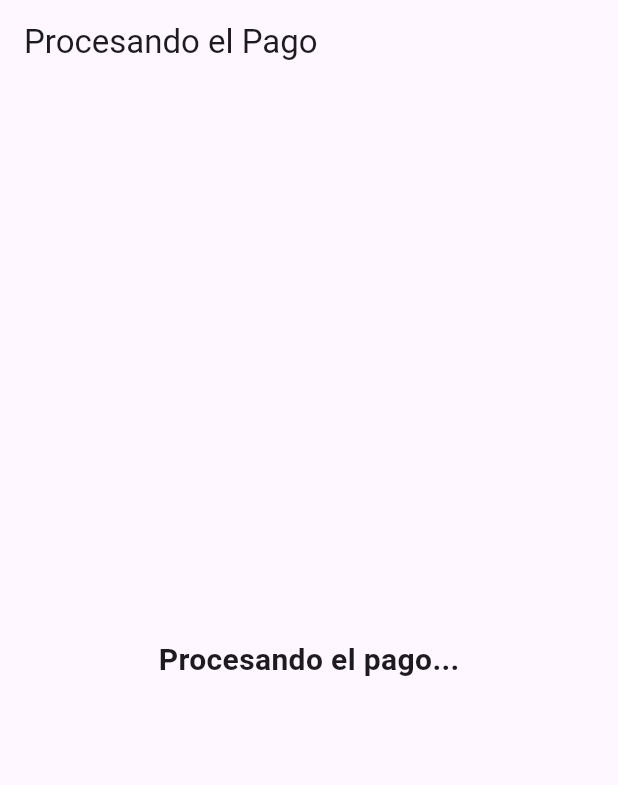
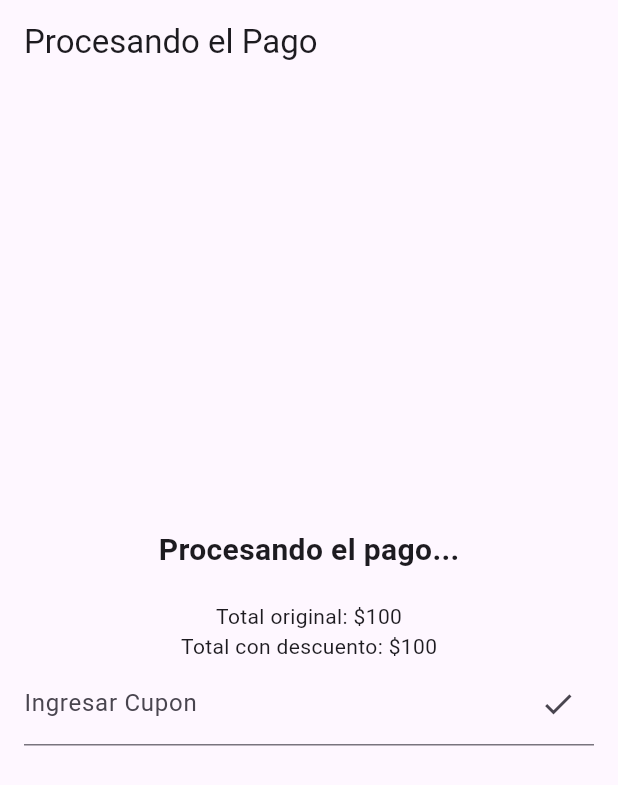
Before and after one commit to naranjaFanta/tp3_appnike, a Flutter app: the PaymentScreen screen opened by its route, on a phone screen of 412 x 824 dp. Shown: the top 785 px of the screen. Run offline on Flutter 3.47's test engine with Material 3 defaults, Android fonts, the phone set to English and light mode, and no system bars; our stand-ins replace cloud_firestore, firebase_auth, firebase_core, flutter_riverpod, go_router; accounts and stored records are empty.

Commit message:
Corrijo nombre de payment_screen y agrego input de cupones

```diff
--- a/lib/core/app_router.dart
+++ b/lib/core/app_router.dart
@@ -3,7 +3,7 @@ import 'package:appnike/presentation/screens/discounts/discount_detail.dart';
 import 'package:appnike/presentation/screens/discounts/discounts_screen.dart';
 import 'package:appnike/presentation/screens/home/home_screen.dart';
 import 'package:appnike/presentation/screens/login/login_screen.dart';
-import 'package:appnike/presentation/screens/payments/payment_Screen.dart';
+import 'package:appnike/presentation/screens/payments/payment_screen.dart';
 import 'package:appnike/presentation/screens/products/product_create_screen.dart';
 import 'package:appnike/presentation/screens/products/product_detail.dart';
 import 'package:appnike/presentation/screens/products/products_screen.dart';
--- a/lib/presentation/screens/cart/cart_screen.dart
+++ b/lib/presentation/screens/cart/cart_screen.dart
@@ -1,4 +1,4 @@
-import 'package:appnike/presentation/screens/payments/payment_Screen.dart';
+import 'package:appnike/presentation/screens/payments/payment_screen.dart';
 import 'package:flutter/material.dart';
 import 'package:provider/provider.dart';
 import 'package:appnike/presentation/providers/cart_provider.dart';
--- a/lib/presentation/screens/payments/payment_Screen.dart
+++ /dev/null
@@ -1,46 +0,0 @@
-import 'dart:async';
-import 'package:appnike/presentation/screens/payments/payment_confirmation_screen.dart';
-import 'package:flutter/material.dart';
-
-
-class PaymentScreen extends StatefulWidget {
-  final String userEmail;
-
-  const PaymentScreen({super.key, required this.userEmail});
-
-  @override
-  State<PaymentScreen> createState() => _PaymentScreenState();
-}
-
-class _PaymentScreenState extends State<PaymentScreen> {
-  @override
-  void initState() {
-    super.initState();
-    // Temporizador de 4 segundos para simular el procesamiento del pago
-    Timer(const Duration(seconds: 4), () {
-      Navigator.pushReplacement(
-        context,
-        MaterialPageRoute(
-          builder: (context) => PaymentConfirmationScreen(
-            userEmail: widget.userEmail,
-          ),
-        ),
-      );
-    });
-  }
-
-  @override
-  Widget build(BuildContext context) {
-    return Scaffold(
-      appBar: AppBar(
-        title: const Text('Procesando el Pago'),
-      ),
-      body: const Center(
-        child: Text(
-          'Procesando el pago...',
-          style: TextStyle(fontSize: 20, fontWeight: FontWeight.bold),
-        ),
-      ),
-    );
-  }
-}
--- /dev/null
+++ b/lib/presentation/screens/payments/payment_screen.dart
@@ -0,0 +1,101 @@
+import 'dart:async';
+import 'package:appnike/presentation/screens/payments/payment_confirmation_screen.dart';
+import 'package:flutter/material.dart';
+import 'package:appnike/database/discounts/coupons.database.dart';
+import 'package:appnike/domain/discounts/coupon.dart';
+
+class PaymentScreen extends StatefulWidget {
+  final String userEmail;
+
+  const PaymentScreen({super.key, required this.userEmail});
+
+  @override
+  State<PaymentScreen> createState() => _PaymentScreenState();
+}
+
+class _PaymentScreenState extends State<PaymentScreen> {
+  final TextEditingController _couponController = TextEditingController();
+  int originalTotalAmount = 100; // Example initial total amount
+  int discountedTotalAmount = 100;
+  String message = "";
+
+
+  @override
+  void initState() {
+    super.initState();
+    // Temporizador de 4 segundos para simular el procesamiento del pago
+    Timer(const Duration(seconds: 12), () {
+      Navigator.pushReplacement(
+        context,
+        MaterialPageRoute(
+          builder: (context) => PaymentConfirmationScreen(
+            userEmail: widget.userEmail,
+          ),
+        ),
+      );
+    });
+  }
+
+
+// Funcion para cupones
+  void applyCoupon() {
+    String enteredCode = _couponController.text;
+    Coupon? coupon = couponDB.firstWhere(
+      (c) => c.code == enteredCode && !c.isUsed,
+    );
+
+    if (coupon != null) {
+      setState(() {
+        double discount = (coupon.discountPercent / 100) * originalTotalAmount;
+        discountedTotalAmount = originalTotalAmount - discount.toInt();
+        coupon.isUsed = true; // Marca como usado o no
+        message = "Cupon de ${coupon.discountPercent}% aplicado.";
+      });
+    } else {
+      setState(() {
+        message = "Cupon usado o invalido.";
+      });
+    }
+  }
+
+
+
+
+  @override
+  Widget build(BuildContext context) {
+    return Scaffold(
+      appBar: AppBar(
+        title: const Text('Procesando el Pago'),
+      ),
+      body: Column(
+        mainAxisAlignment: MainAxisAlignment.center,
+        children: [
+          const Center(
+            child: Text(
+              'Procesando el pago...',
+              style: TextStyle(fontSize: 20, fontWeight: FontWeight.bold),
+            ),
+          ),
+          SizedBox(height: 20),
+          Text("Total original: \$${originalTotalAmount}"),
+          Text("Total con descuento: \$${discountedTotalAmount}"),
+          Padding(
+            padding: const EdgeInsets.symmetric(horizontal: 16),
+            child: TextField(
+              controller: _couponController,
+              decoration: InputDecoration(
+                labelText: "Ingresar Cupon",
+                suffixIcon: IconButton(
+                  icon: Icon(Icons.check),
+                  onPressed: applyCoupon,
+                ),
+              ),
+            ),
+          ),
+          SizedBox(height: 10),
+          Text(message, style: TextStyle(color: Colors.green)),
+        ],
+      ),
+    );
+  }
+}
```
